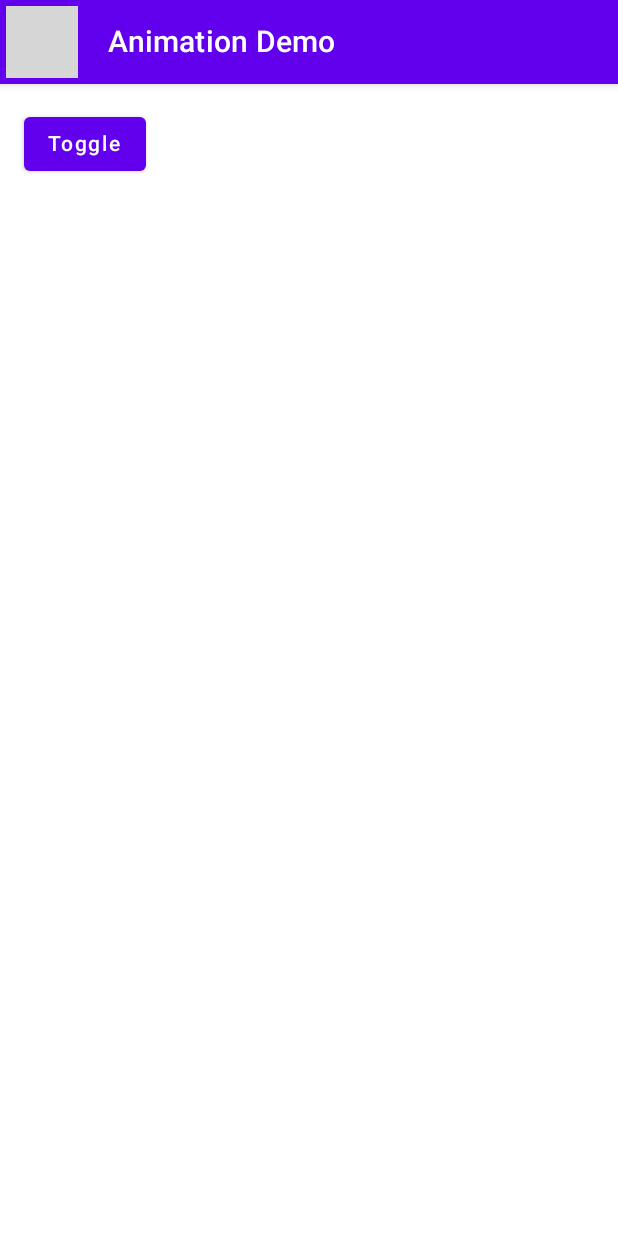
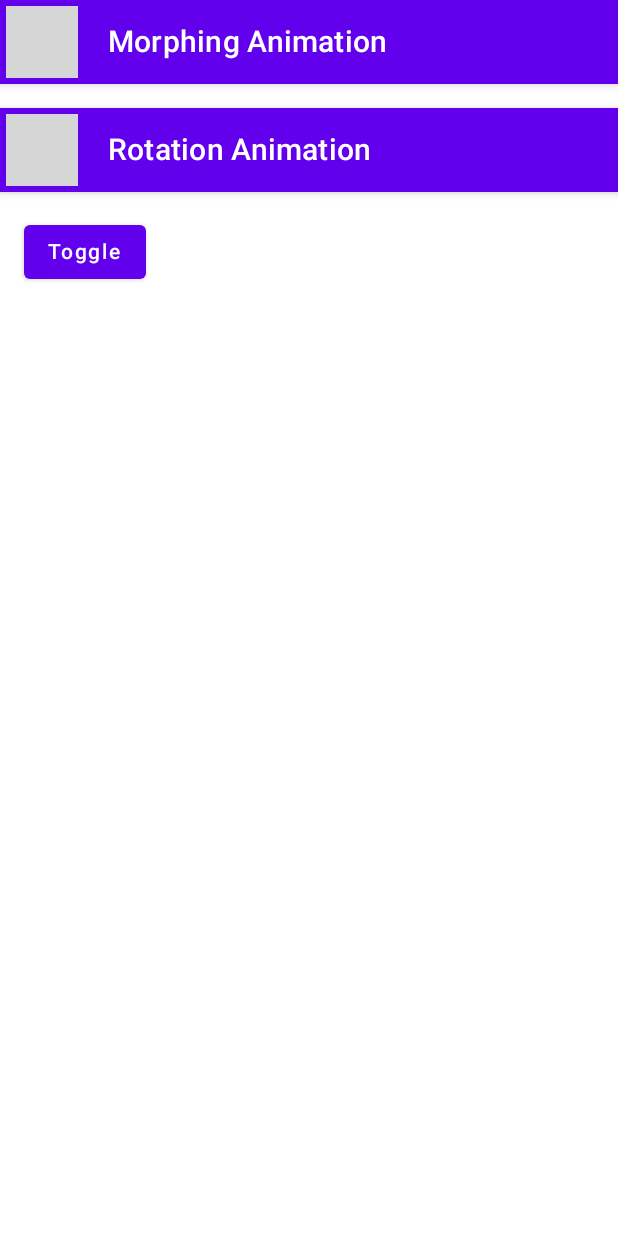
Before and after one commit to newmskywalker/backarrow-animation-example, an Android app built with Jetpack Compose: the screen it shows after launch (MainActivity), on a phone screen of 412 x 824 dp. Run offline under Robolectric (Android 15) with nearby library versions, the phone set to English and light mode, and no system bars; 2 statements that could not run were skipped; grey boxes are pictures that could not be loaded.

Commit message:
Add rotating animation sample

```diff
--- a/app/src/main/java/com/example/arrowanimation/MainActivity.kt
+++ b/app/src/main/java/com/example/arrowanimation/MainActivity.kt
@@ -3,8 +3,12 @@ package com.example.arrowanimation
 import android.os.Bundle
 import androidx.activity.ComponentActivity
 import androidx.activity.compose.setContent
+import androidx.compose.animation.*
 import androidx.compose.animation.graphics.ExperimentalAnimationGraphicsApi
 import androidx.compose.animation.graphics.res.animatedVectorResource
+import androidx.compose.foundation.layout.Column
+import androidx.compose.foundation.layout.Spacer
+import androidx.compose.foundation.layout.height
 import androidx.compose.foundation.layout.padding
 import androidx.compose.material.*
 import androidx.compose.runtime.*
@@ -29,10 +33,20 @@ private fun BackArrowAnimationDemo() {
             mutableStateOf(true)
         }
         Scaffold(topBar = {
-            TopAppBar(
-                title = { Text("Animation Demo") },
-                navigationIcon = { AnimatedBackArrow(showCloseIcon) },
-            )
+            Column {
+                TopAppBar(
+                    title = { Text("Morphing Animation") },
+                    navigationIcon = { AnimatedBackArrowMorphing(showCloseIcon) },
+                )
+
+                Spacer(modifier = Modifier.height(16.dp))
+
+                TopAppBar(
+                    title = { Text("Rotation Animation") },
+                    navigationIcon = { AnimatedBackArrowRotation(showCloseIcon) },
+                )
+            }
+
         }) {
             Button(
                 modifier = Modifier.padding(all = 16.dp),
@@ -45,12 +59,30 @@ private fun BackArrowAnimationDemo() {
 
 @OptIn(ExperimentalAnimationGraphicsApi::class)
 @Composable
-private fun AnimatedBackArrow(showCloseIcon: Boolean) {
+private fun AnimatedBackArrowMorphing(showCloseIcon: Boolean) {
     IconButton(onClick = { }) {
         val drawableId =
             if (showCloseIcon)
                 R.drawable.close_to_back_arrow
             else R.drawable.back_arrow_to_close
+
+        val contentDescription = if (showCloseIcon) "Close" else "Back"
+
+        Icon(
+            painter = animatedVectorResource(id = drawableId).painterFor(atEnd = false),
+            contentDescription = contentDescription
+        )
+    }
+}
+
+@OptIn(ExperimentalAnimationGraphicsApi::class)
+@Composable
+private fun AnimatedBackArrowRotation(showCloseIcon: Boolean) {
+    IconButton(onClick = { }) {
+        val drawableId =
+            if (showCloseIcon)
+                R.drawable.close_to_arrow_back_v2
+            else R.drawable.arrow_back_to_close_v2
 
         val contentDescription = if (showCloseIcon) "Close" else "Back"
 
--- /dev/null
+++ b/app/src/main/res/drawable/arrow_back_to_close_v2.xml
@@ -0,0 +1,34 @@
+<?xml version="1.0" encoding="utf-8"?>
+<animated-vector xmlns:android="http://schemas.android.com/apk/res/android"
+    xmlns:aapt="http://schemas.android.com/aapt"
+    android:drawable="@drawable/ic_arrow_back">
+
+    <target android:name="@string/vector_animation_path_name">
+        <aapt:attr name="android:animation">
+
+            <objectAnimator
+                android:duration="@integer/animation_duration"
+                android:interpolator="@android:interpolator/accelerate_decelerate"
+                android:propertyName="pathData"
+                android:valueFrom="@string/arrow_back_path"
+                android:valueTo="@string/close_path"
+                android:valueType="pathType" />
+
+        </aapt:attr>
+    </target>
+
+    <target android:name="@string/vector_animation_group_name">
+        <aapt:attr name="android:animation">
+
+            <objectAnimator
+                android:duration="@integer/animation_duration"
+                android:interpolator="@android:interpolator/accelerate_decelerate"
+                android:propertyName="rotation"
+                android:valueFrom="@integer/rotation_arrow_back"
+                android:valueTo="@integer/rotation_close"
+                android:valueType="floatType" />
+
+        </aapt:attr>
+    </target>
+
+</animated-vector>
--- a/app/src/main/res/drawable/back_arrow_to_close.xml
+++ b/app/src/main/res/drawable/back_arrow_to_close.xml
@@ -5,8 +5,8 @@
     <aapt:attr name="android:drawable">
         <vector
             xmlns:android="http://schemas.android.com/apk/res/android"
-            android:width="28dp"
-            android:height="28dp"
+            android:width="24dp"
+            android:height="24dp"
             android:viewportWidth="300"
             android:viewportHeight="300">
             <group
--- /dev/null
+++ b/app/src/main/res/drawable/close_to_arrow_back_v2.xml
@@ -0,0 +1,34 @@
+<?xml version="1.0" encoding="utf-8"?>
+<animated-vector xmlns:android="http://schemas.android.com/apk/res/android"
+    xmlns:aapt="http://schemas.android.com/aapt"
+    android:drawable="@drawable/ic_close">
+
+    <target android:name="@string/vector_animation_path_name">
+        <aapt:attr name="android:animation">
+
+            <objectAnimator
+                android:duration="@integer/animation_duration"
+                android:interpolator="@android:interpolator/accelerate_decelerate"
+                android:propertyName="pathData"
+                android:valueFrom="@string/close_path"
+                android:valueTo="@string/arrow_back_path"
+                android:valueType="pathType" />
+
+        </aapt:attr>
+    </target>
+
+    <target android:name="@string/vector_animation_group_name">
+        <aapt:attr name="android:animation">
+
+            <objectAnimator
+                android:duration="@integer/animation_duration"
+                android:interpolator="@android:interpolator/accelerate_decelerate"
+                android:propertyName="rotation"
+                android:valueFrom="@integer/rotation_close"
+                android:valueTo="@integer/rotation_arrow_back"
+                android:valueType="floatType" />
+
+        </aapt:attr>
+    </target>
+
+</animated-vector>
--- a/app/src/main/res/drawable/close_to_back_arrow.xml
+++ b/app/src/main/res/drawable/close_to_back_arrow.xml
@@ -5,8 +5,8 @@
     <aapt:attr name="android:drawable">
         <vector
             xmlns:android="http://schemas.android.com/apk/res/android"
-            android:width="28dp"
-            android:height="28dp"
+            android:width="24dp"
+            android:height="24dp"
             android:viewportWidth="300"
             android:viewportHeight="300">
             <group
--- /dev/null
+++ b/app/src/main/res/drawable/ic_arrow_back.xml
@@ -0,0 +1,16 @@
+<?xml version="1.0" encoding="utf-8"?>
+<vector xmlns:android="http://schemas.android.com/apk/res/android"
+    android:width="24dp"
+    android:height="24dp"
+    android:viewportWidth="24.0"
+    android:viewportHeight="24.0">
+    <group
+        android:name="@string/vector_animation_group_name"
+        android:pivotX="12"
+        android:pivotY="12">
+        <path
+            android:name="@string/vector_animation_path_name"
+            android:fillColor="@color/white"
+            android:pathData="@string/arrow_back_path" />
+    </group>
+</vector>
--- /dev/null
+++ b/app/src/main/res/drawable/ic_close.xml
@@ -0,0 +1,16 @@
+<?xml version="1.0" encoding="utf-8"?>
+<vector xmlns:android="http://schemas.android.com/apk/res/android"
+    android:width="24dp"
+    android:height="24dp"
+    android:viewportWidth="24.0"
+    android:viewportHeight="24.0">
+    <group
+        android:name="@string/vector_animation_group_name"
+        android:pivotX="12"
+        android:pivotY="12">
+        <path
+            android:name="@string/vector_animation_path_name"
+            android:fillColor="@color/white"
+            android:pathData="@string/close_path" />
+    </group>
+</vector>
--- a/app/src/main/res/values/strings.xml
+++ b/app/src/main/res/values/strings.xml
@@ -1,3 +1,7 @@
 <resources>
     <string name="app_name">ArrowAnimation</string>
+    <string name="arrow_back_path">M12,4 L13.4,5.4 L6.8,12 L13.4,18.6 L12,20 L4,12z M6,11 L20,11 L20,13 L6,13z</string>
+    <string name="close_path">M17.6,5 L19,6.4 L13.4,12 L6.4,19 L5,17.6 L10.6,12z M6.4,5 L19,17.6 L17.6,19 L5,6.4z</string>
+    <string name="vector_animation_path_name">animationpathname</string>
+    <string name="vector_animation_group_name">animationgroup</string>
 </resources>
--- /dev/null
+++ b/app/src/main/res/values/values.xml
@@ -0,0 +1,6 @@
+<?xml version="1.0" encoding="utf-8"?>
+<resources>
+    <integer name="animation_duration">300</integer>
+    <integer name="rotation_arrow_back">0</integer>
+    <integer name="rotation_close">90</integer>
+</resources>
```
Also changed, not shown: 2 other files.
